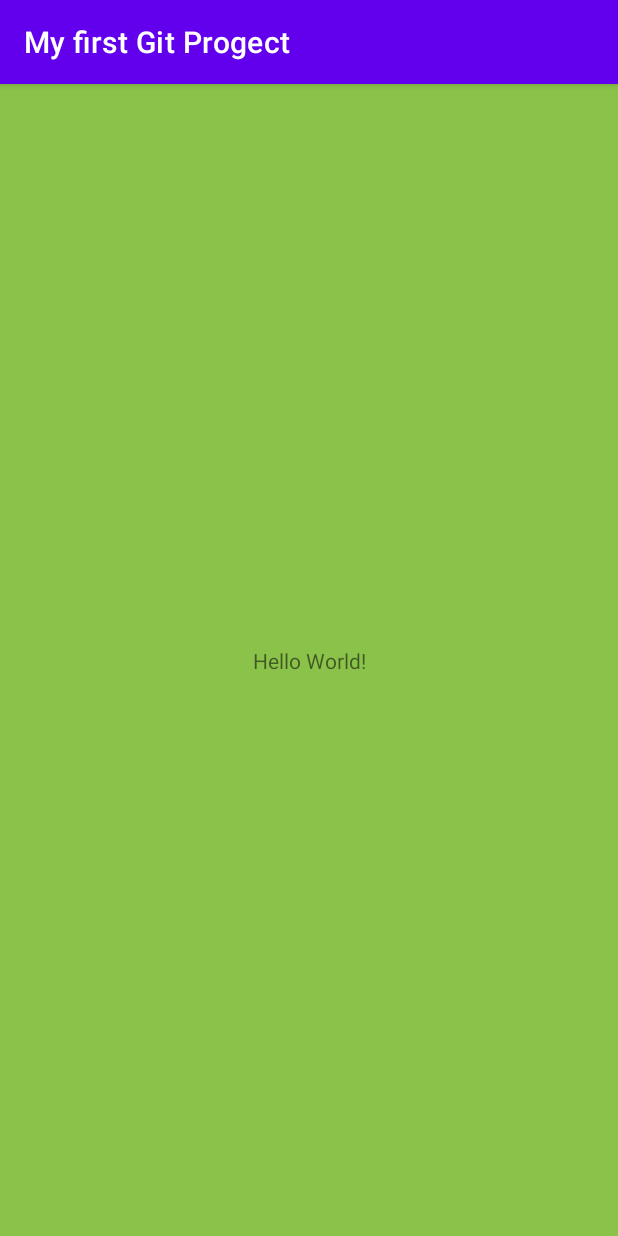
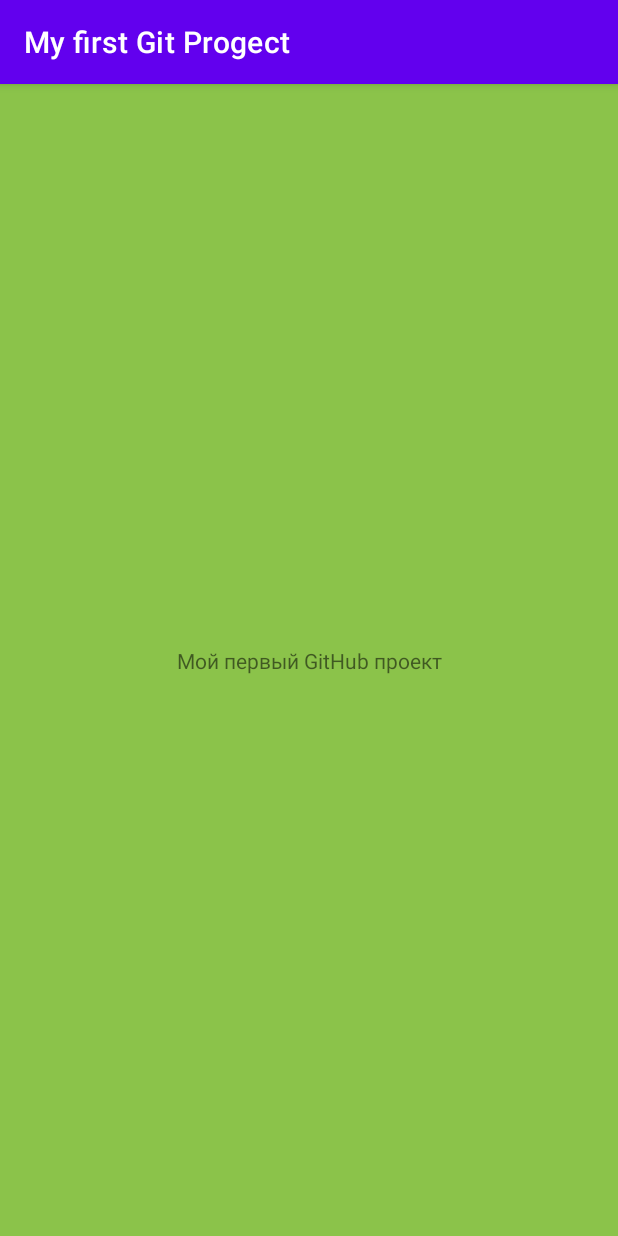
Before and after one commit to DenisPolulyakh/GitProgect, an Android app: the screen it shows after launch (MainActivity), on a phone screen of 412 x 824 dp. Run offline under Robolectric (Android 15) with nearby library versions, the phone set to English and light mode, and no system bars.

Commit message:
my first github project

```diff
--- a/app/src/main/res/layout/activity_main.xml
+++ b/app/src/main/res/layout/activity_main.xml
@@ -10,7 +10,7 @@
     <TextView
         android:layout_width="wrap_content"
         android:layout_height="wrap_content"
-        android:text="Hello World!"
+        android:text="Мой первый GitHub проект"
         app:layout_constraintBottom_toBottomOf="parent"
         app:layout_constraintLeft_toLeftOf="parent"
         app:layout_constraintRight_toRightOf="parent"
```
